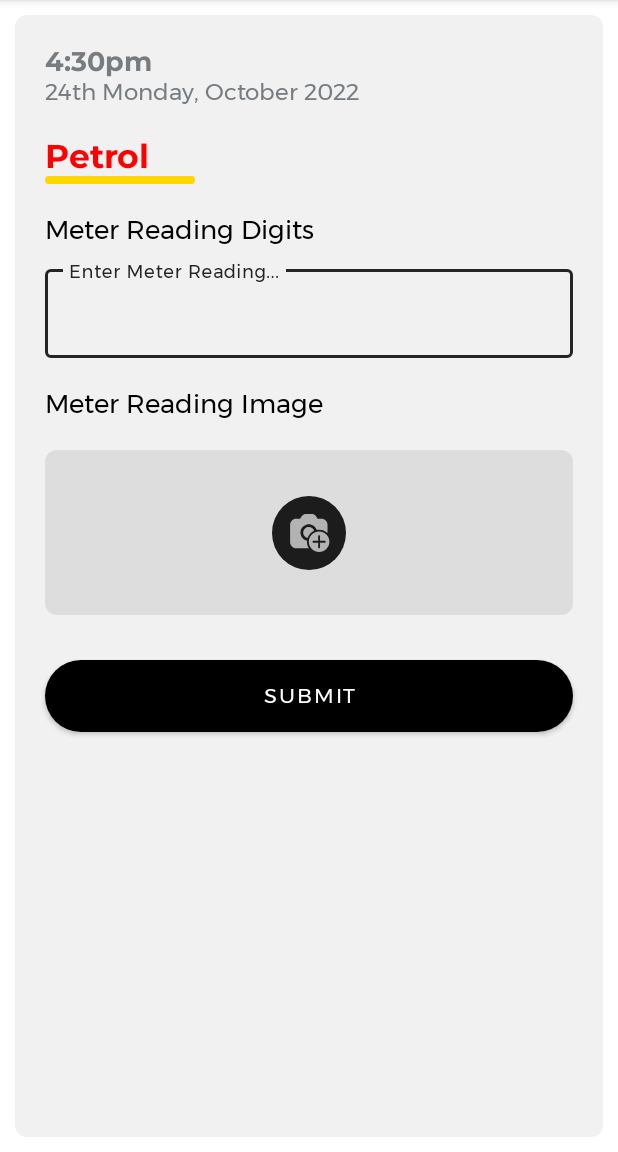
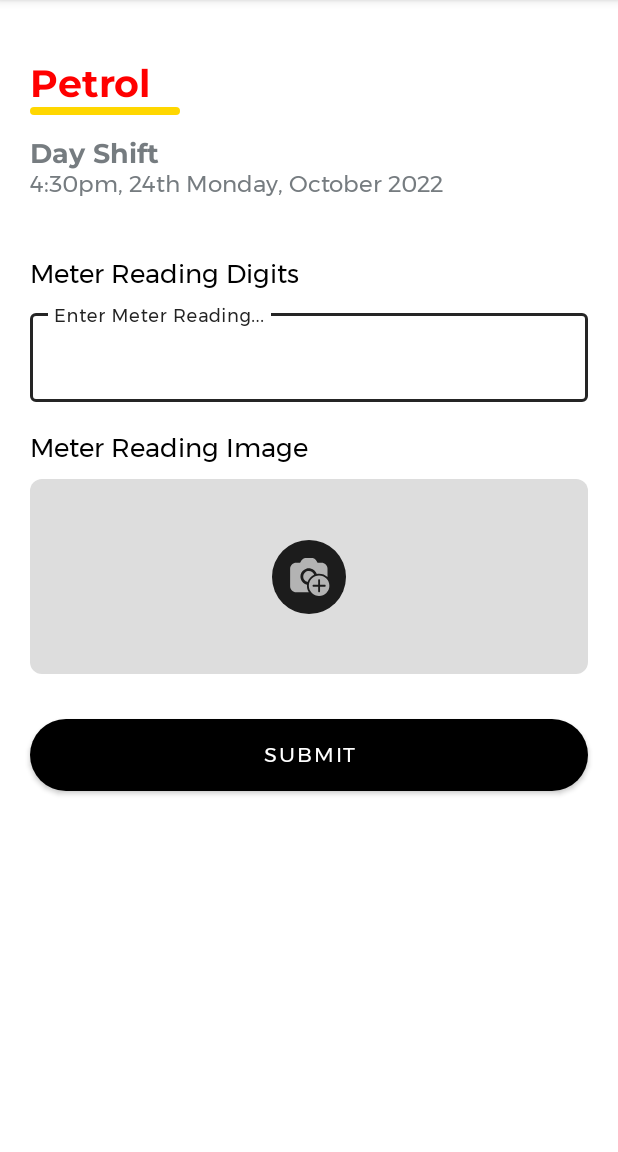
Before and after one commit to patrickhamzaokello/MyShell, an Android app: the MeterReading screen opened directly, with no data from a screen before it, on a phone screen of 412 x 824 dp, the part 84-1236 px from its top. Run offline under Robolectric (Android 15) with nearby library versions, the phone set to English and light mode, and no system bars.

Commit message:
update on ui

```diff
--- a/app/src/main/java/com/pkasemer/myshell/MeterReading.java
+++ b/app/src/main/java/com/pkasemer/myshell/MeterReading.java
@@ -11,8 +11,8 @@ import android.widget.TextView;
 public class MeterReading extends AppCompatActivity {
     ActionBar actionBar;
     String meter_type_id;
-    String meter_lable;
-    TextView title_label;
+    String meter_lable,time_lable;
+    TextView title_label,time;
     @Override
     protected void onCreate(Bundle savedInstanceState) {
         super.onCreate(savedInstanceState);
@@ -21,12 +21,15 @@ public class MeterReading extends AppCompatActivity {
         Bundle extras = getIntent().getExtras();
 
         title_label = findViewById(R.id.lablename);
+        time = findViewById(R.id.time);
 
         if (extras != null) {
             meter_lable = extras.getString(getString(R.string.meter_lable));
+            time_lable = extras.getString(getString(R.string.shift_lable));
             // and get whatever type user account id is
             actionBar.setTitle(meter_lable);
             title_label.setText(meter_lable);
+            time.setText(time_lable);
 
         }
         // add back arrow to toolbar
--- a/app/src/main/res/layout/activity_meter_reading.xml
+++ b/app/src/main/res/layout/activity_meter_reading.xml
@@ -11,53 +11,20 @@
 
     <RelativeLayout
         android:layout_width="match_parent"
-        android:layout_height="wrap_content"
-        android:layout_margin="10dp"
-        android:background="@drawable/rounded_bg"
-        android:backgroundTint="#F1F1F1">
-
-
-        <TextView
-            android:id="@+id/time"
-            android:layout_width="wrap_content"
-            android:layout_height="wrap_content"
-            android:layout_marginHorizontal="20dp"
-            android:layout_marginTop="20dp"
-            android:fontFamily="@font/montserrat_bold"
-            android:includeFontPadding="false"
-            android:text="4:30pm"
-            android:textColor="#767C80"
-            android:textSize="18sp"
-            android:transitionName="logo_text"
-
-            />
-
-        <TextView
-            android:id="@+id/date"
-            android:layout_width="wrap_content"
-            android:layout_height="wrap_content"
-            android:layout_below="@id/time"
-            android:layout_marginHorizontal="20dp"
-            android:fontFamily="@font/montserrat"
-            android:includeFontPadding="false"
-            android:text="24th Monday, October 2022"
-            android:textColor="#767C80"
-            android:textSize="15sp"
-            android:transitionName="logo_desc" />
+        android:layout_height="wrap_content">
 
 
         <TextView
             android:id="@+id/lablename"
             android:layout_width="wrap_content"
             android:layout_height="wrap_content"
-            android:layout_below="@id/date"
             android:layout_marginHorizontal="20dp"
-            android:layout_marginTop="20dp"
+            android:layout_marginTop="40dp"
             android:fontFamily="@font/montserrat_bold"
             android:includeFontPadding="false"
             android:text="Petrol"
             android:textColor="#FF0000"
-            android:textSize="22sp"
+            android:textSize="25sp"
             android:transitionName="logo_text"
 
             />
@@ -77,14 +44,43 @@
             android:textSize="17sp"
             android:transitionName="logo_desc" />
 
+        <TextView
+            android:id="@+id/time"
+            android:layout_width="wrap_content"
+            android:layout_height="wrap_content"
+            android:layout_below="@id/lablename"
+            android:layout_marginHorizontal="20dp"
+            android:layout_marginTop="20dp"
+            android:fontFamily="@font/montserrat_bold"
+            android:includeFontPadding="false"
+            android:text="Day Shift"
+            android:textColor="#767C80"
+            android:textSize="18sp"
+            android:transitionName="logo_text"
+
+            />
+
+        <TextView
+            android:id="@+id/date"
+            android:layout_width="wrap_content"
+            android:layout_height="wrap_content"
+            android:layout_below="@id/time"
+            android:layout_marginHorizontal="20dp"
+            android:fontFamily="@font/montserrat"
+            android:includeFontPadding="false"
+            android:text="4:30pm, 24th Monday, October 2022"
+            android:textColor="#767C80"
+            android:textSize="15sp"
+            android:transitionName="logo_desc" />
+
 
         <TextView
             android:id="@+id/meter_reading"
             android:layout_width="wrap_content"
             android:layout_height="wrap_content"
-            android:layout_below="@id/view"
+            android:layout_below="@id/date"
             android:layout_marginHorizontal="20dp"
-            android:layout_marginTop="20dp"
+            android:layout_marginTop="40dp"
             android:fontFamily="@font/montserrat"
             android:includeFontPadding="false"
             android:text="Meter Reading Digits"
@@ -138,10 +134,10 @@
         <RelativeLayout
             android:id="@+id/day_shift_layout"
             android:layout_width="match_parent"
-            android:layout_height="110dp"
+            android:layout_height="130dp"
             android:layout_below="@id/meter_image"
             android:layout_marginHorizontal="20dp"
-            android:layout_marginTop="20dp"
+            android:layout_marginTop="10dp"
             android:background="@drawable/rounded_bg"
             android:backgroundTint="#ddd"
             android:padding="20dp">
```
Also changed, not shown: app/src/main/java/com/pkasemer/myshell/Fragments/Home.java (+11 -1 lines), app/src/main/res/layout/fragment_home.xml (+5 -6 lines), app/src/main/res/navigation/nav_graph.xml (+10 -0 lines).
